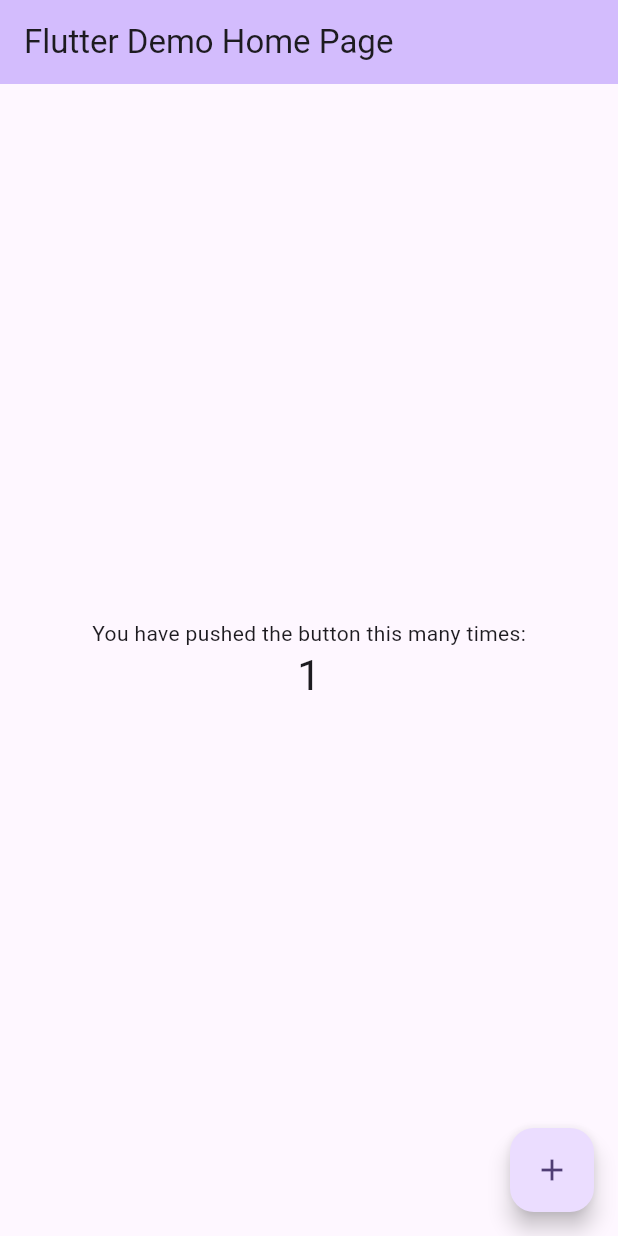
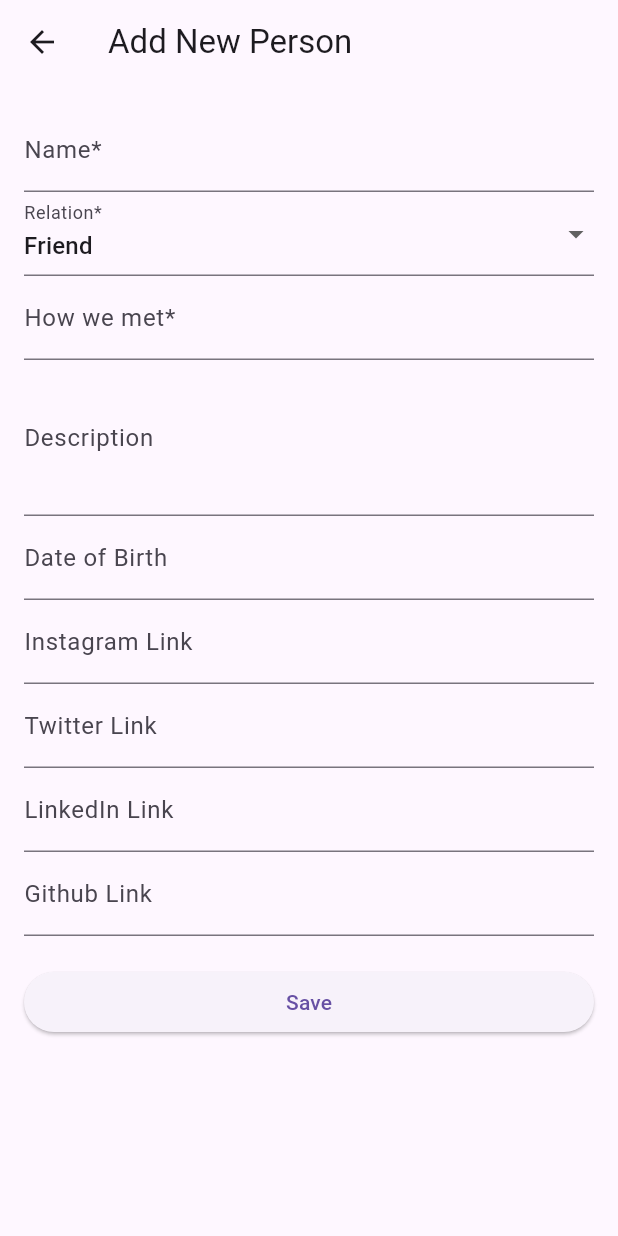
Before and after one commit to ParasPilkhwal/My-Network, a Flutter app: the screen it shows after launch, after a tap on the "add" icon, on a phone screen of 412 x 824 dp. Run offline on Flutter 3.47's test engine with Material 3 defaults, Android fonts, the phone set to English and light mode, and no system bars.

Commit message:
basic version

```diff
--- /dev/null
+++ b/lib/home_screen.dart
@@ -0,0 +1,90 @@
+import 'package:flutter/material.dart';
+import 'person.dart';
+import 'person_form_screen.dart';
+import 'person_detail_screen.dart';
+
+class HomeScreen extends StatefulWidget {
+  const HomeScreen({super.key});
+
+  @override
+  _HomeScreenState createState() => _HomeScreenState();
+}
+
+class _HomeScreenState extends State<HomeScreen> {
+  final List<Person> _people = [
+    Person(
+      name: 'Rohit Pandey',
+      relation: 'Friend',
+      howWeMet: 'school',
+      description: 'Hapsy dost',
+      dob: '21/05/1997',
+      instagram: 'https://www.instagram.com/noobiekode/',
+    ),
+    Person(
+      name: 'Himanshu Dubey',
+      relation: 'Friend',
+      howWeMet: 'Same hometown',
+      description: 'tech enthusiast',
+      dob: '14 May 2025',
+      instagram: 'https://www.instagram.com/writer_on_the_hillock/',
+    ),
+  ];
+
+  void _addPerson(Person person) {
+    setState(() {
+      _people.add(person);
+    });
+  }
+
+  void _updatePerson(int index, Person person) {
+    setState(() {
+      _people[index] = person;
+    });
+  }
+
+  @override
+  Widget build(BuildContext context) {
+    return Scaffold(
+      appBar: AppBar(
+        title: const Text('My Networks'),
+      ),
+      body: ListView.builder(
+        itemCount: _people.length,
+        itemBuilder: (context, index) {
+          final person = _people[index];
+          return Card(
+            margin: const EdgeInsets.symmetric(horizontal: 8.0, vertical: 4.0),
+            child: ListTile(
+              title: Text(person.name),
+              subtitle: Text('${person.relation} - ${person.howWeMet}'),
+              onTap: () {
+                Navigator.push(
+                  context,
+                  MaterialPageRoute(
+                    builder: (context) => PersonDetailScreen(
+                      person: person,
+                      index: index,
+                      onUpdate: _updatePerson,
+                    ),
+                  ),
+                );
+              },
+            ),
+          );
+        },
+      ),
+      floatingActionButton: FloatingActionButton(
+        onPressed: () {
+          Navigator.push(
+            context,
+            MaterialPageRoute(
+              builder: (context) => PersonFormScreen(onSave: _addPerson),
+            ),
+          );
+        },
+        tooltip: 'Add New Person',
+        child: const Icon(Icons.add),
+      ),
+    );
+  }
+}
--- a/lib/main.dart
+++ b/lib/main.dart
@@ -1,4 +1,5 @@
 import 'package:flutter/material.dart';
+import 'home_screen.dart';
 
 void main() {
   runApp(const MyApp());
@@ -7,116 +8,14 @@ void main() {
 class MyApp extends StatelessWidget {
   const MyApp({super.key});
 
-  // This widget is the root of your application.
   @override
   Widget build(BuildContext context) {
     return MaterialApp(
-      title: 'Flutter Demo',
+      title: 'My Network App',
       theme: ThemeData(
-        // This is the theme of your application.
-        //
-        // TRY THIS: Try running your application with "flutter run". You'll see
-        // the application has a purple toolbar. Then, without quitting the app,
-        // try changing the seedColor in the colorScheme below to Colors.green
-        // and then invoke "hot reload" (save your changes or press the "hot
-        // reload" button in a Flutter-supported IDE, or press "r" if you used
-        // the command line to start the app).
-        //
-        // Notice that the counter didn't reset back to zero; the application
-        // state is not lost during the reload. To reset the state, use hot
-        // restart instead.
-        //
-        // This works for code too, not just values: Most code changes can be
-        // tested with just a hot reload.
-        colorScheme: ColorScheme.fromSeed(seedColor: Colors.deepPurple),
+        primarySwatch: Colors.blue,
       ),
-      home: const MyHomePage(title: 'Flutter Demo Home Page'),
+      home: const HomeScreen(),
     );
   }
 }
-
-class MyHomePage extends StatefulWidget {
-  const MyHomePage({super.key, required this.title});
-
-  // This widget is the home page of your application. It is stateful, meaning
-  // that it has a State object (defined below) that contains fields that affect
-  // how it looks.
-
-  // This class is the configuration for the state. It holds the values (in this
-  // case the title) provided by the parent (in this case the App widget) and
-  // used by the build method of the State. Fields in a Widget subclass are
-  // always marked "final".
-
-  final String title;
-
-  @override
-  State<MyHomePage> createState() => _MyHomePageState();
-}
-
-class _MyHomePageState extends State<MyHomePage> {
-  int _counter = 0;
-
-  void _incrementCounter() {
-    setState(() {
-      // This call to setState tells the Flutter framework that something has
-      // changed in this State, which causes it to rerun the build method below
-      // so that the display can reflect the updated values. If we changed
-      // _counter without calling setState(), then the build method would not be
-      // called again, and so nothing would appear to happen.
-      _counter++;
-    });
-  }
-
-  @override
-  Widget build(BuildContext context) {
-    // This method is rerun every time setState is called, for instance as done
-    // by the _incrementCounter method above.
-    //
-    // The Flutter framework has been optimized to make rerunning build methods
-    // fast, so that you can just rebuild anything that needs updating rather
-    // than having to individually change instances of widgets.
-    return Scaffold(
-      appBar: AppBar(
-        // TRY THIS: Try changing the color here to a specific color (to
-        // Colors.amber, perhaps?) and trigger a hot reload to see the AppBar
-        // change color while the other colors stay the same.
-        backgroundColor: Theme.of(context).colorScheme.inversePrimary,
-        // Here we take the value from the MyHomePage object that was created by
-        // the App.build method, and use it to set our appbar title.
-        title: Text(widget.title),
-      ),
-      body: Center(
-        // Center is a layout widget. It takes a single child and positions it
-        // in the middle of the parent.
-        child: Column(
-          // Column is also a layout widget. It takes a list of children and
-          // arranges them vertically. By default, it sizes itself to fit its
-          // children horizontally, and tries to be as tall as its parent.
-          //
-          // Column has various properties to control how it sizes itself and
-          // how it positions its children. Here we use mainAxisAlignment to
-          // center the children vertically; the main axis here is the vertical
-          // axis because Columns are vertical (the cross axis would be
-          // horizontal).
-          //
-          // TRY THIS: Invoke "debug painting" (choose the "Toggle Debug Paint"
-          // action in the IDE, or press "p" in the console), to see the
-          // wireframe for each widget.
-          mainAxisAlignment: MainAxisAlignment.center,
-          children: <Widget>[
-            const Text('You have pushed the button this many times:'),
-            Text(
-              '$_counter',
-              style: Theme.of(context).textTheme.headlineMedium,
-            ),
-          ],
-        ),
-      ),
-      floatingActionButton: FloatingActionButton(
-        onPressed: _incrementCounter,
-        tooltip: 'Increment',
-        child: const Icon(Icons.add),
-      ), // This trailing comma makes auto-formatting nicer for build methods.
-    );
-  }
-}
--- /dev/null
+++ b/lib/person.dart
@@ -0,0 +1,24 @@
+
+class Person {
+  String name;
+  String relation;
+  String howWeMet;
+  String? description;
+  String? dob;
+  String? instagram;
+  String? twitter;
+  String? linkedin;
+  String? github;
+
+  Person({
+    required this.name,
+    required this.relation,
+    required this.howWeMet,
+    this.description,
+    this.dob,
+    this.instagram,
+    this.twitter,
+    this.linkedin,
+    this.github,
+  });
+}
--- /dev/null
+++ b/lib/person_detail_screen.dart
@@ -0,0 +1,106 @@
+import 'package:flutter/material.dart';
+import 'package:url_launcher/url_launcher.dart';
+import 'person.dart';
+import 'person_form_screen.dart';
+
+class PersonDetailScreen extends StatelessWidget {
+  final Person person;
+  final int index;
+  final Function(int, Person) onUpdate;
+
+  const PersonDetailScreen({
+    super.key,
+    required this.person,
+    required this.index,
+    required this.onUpdate,
+  });
+
+  void _launchURL(String url) async {
+    if (url.isNotEmpty) {
+      final uri = Uri.parse(url);
+      if (await canLaunchUrl(uri)) {
+        await launchUrl(uri);
+      } else {
+        // Could not launch the URL
+        print('Could not launch $url');
+      }
+    }
+  }
+
+  @override
+  Widget build(BuildContext context) {
+    return Scaffold(
+      appBar: AppBar(
+        title: Text(person.name),
+        actions: [
+          IconButton(
+            icon: const Icon(Icons.edit),
+            onPressed: () {
+              Navigator.push(
+                context,
+                MaterialPageRoute(
+                  builder: (context) => PersonFormScreen(
+                    onSave: (updatedPerson) => onUpdate(index, updatedPerson),
+                    person: person,
+                    index: index,
+                  ),
+                ),
+              );
+            },
+          ),
+        ],
+      ),
+      body: Padding(
+        padding: const EdgeInsets.all(16.0),
+        child: ListView(
+          children: [
+            _buildDetailRow('Relation:', person.relation),
+            _buildDetailRow('How we met:', person.howWeMet),
+            if (person.description != null && person.description!.isNotEmpty)
+              _buildDetailRow('Description:', person.description!),
+            if (person.dob != null && person.dob!.isNotEmpty)
+              _buildDetailRow('Date of Birth:', person.dob!),
+            const SizedBox(height: 20),
+            const Text('Social Media Links:', style: TextStyle(fontSize: 18, fontWeight: FontWeight.bold)),
+            const SizedBox(height: 10),
+            _buildSocialMediaIcons(),
+          ],
+        ),
+      ),
+    );
+  }
+
+  Widget _buildDetailRow(String label, String value) {
+    return Padding(
+      padding: const EdgeInsets.symmetric(vertical: 4.0),
+      child: Row(
+        crossAxisAlignment: CrossAxisAlignment.start,
+        children: [
+          Text('$label ', style: const TextStyle(fontWeight: FontWeight.bold)),
+          Expanded(child: Text(value)),
+        ],
+      ),
+    );
+  }
+
+  Widget _buildSocialMediaIcons() {
+    return Row(
+      children: [
+        _buildSocialIcon('Instagram', person.instagram, 'instagram.png'), // Replace with actual icons
+        _buildSocialIcon('Twitter', person.twitter, 'twitter.png'),       // Replace with actual icons
+        _buildSocialIcon('LinkedIn', person.linkedin, 'linkedin.png'),     // Replace with actual icons
+        _buildSocialIcon('Github', person.github, 'github.png'),         // Replace with actual icons
+      ],
+    );
+  }
+
+  Widget _buildSocialIcon(String platform, String? url, String iconAsset) {
+    final isLinkProvided = url != null && url.isNotEmpty;
+    return IconButton(
+      icon:
+          Icon(isLinkProvided ? Icons.link : Icons.link_off, color: isLinkProvided ? Colors.blue : Colors.grey),
+      onPressed: isLinkProvided ? () => _launchURL(url!) : null,
+      tooltip: isLinkProvided ? 'Open $platform' : '$platform link not provided',
+    );
+  }
+}
--- /dev/null
+++ b/lib/person_form_screen.dart
@@ -0,0 +1,174 @@
+import 'package:flutter/material.dart';
+import 'person.dart';
+
+class PersonFormScreen extends StatefulWidget {
+  final Function(Person) onSave;
+  final Person? person;
+  final int? index;
+
+  const PersonFormScreen({
+    super.key,
+    required this.onSave,
+    this.person,
+    this.index,
+  });
+
+  @override
+  _PersonFormScreenState createState() => _PersonFormScreenState();
+}
+
+class _PersonFormScreenState extends State<PersonFormScreen> {
+  final _formKey = GlobalKey<FormState>();
+  late TextEditingController _nameController;
+  late TextEditingController _howWeMetController;
+  late TextEditingController _descriptionController;
+  late TextEditingController _dobController;
+  late TextEditingController _instagramController;
+  late TextEditingController _twitterController;
+  late TextEditingController _linkedinController;
+  late TextEditingController _githubController;
+
+  String _selectedRelation = 'Friend';
+  final List<String> _relations = [
+    'Friend',
+    'Teacher',
+    'Student',
+    'Relative',
+    'Colleague',
+    'Other',
+  ];
+
+  @override
+  void initState() {
+    super.initState();
+    _nameController = TextEditingController(text: widget.person?.name);
+    _howWeMetController = TextEditingController(text: widget.person?.howWeMet);
+    _descriptionController = TextEditingController(text: widget.person?.description);
+    _dobController = TextEditingController(text: widget.person?.dob);
+    _instagramController = TextEditingController(text: widget.person?.instagram);
+    _twitterController = TextEditingController(text: widget.person?.twitter);
+    _linkedinController = TextEditingController(text: widget.person?.linkedin);
+    _githubController = TextEditingController(text: widget.person?.github);
+
+    if (widget.person != null) {
+      _selectedRelation = widget.person!.relation;
+    }
+  }
+
+  @override
+  void dispose() {
+    _nameController.dispose();
+    _howWeMetController.dispose();
+    _descriptionController.dispose();
+    _dobController.dispose();
+    _instagramController.dispose();
+    _twitterController.dispose();
+    _linkedinController.dispose();
+    _githubController.dispose();
+    super.dispose();
+  }
+
+  void _saveForm() {
+    if (_formKey.currentState!.validate()) {
+      final newPerson = Person(
+        name: _nameController.text,
+        relation: _selectedRelation,
+        howWeMet: _howWeMetController.text,
+        description: _descriptionController.text,
+        dob: _dobController.text,
+        instagram: _instagramController.text,
+        twitter: _twitterController.text,
+        linkedin: _linkedinController.text,
+        github: _githubController.text,
+      );
+      widget.onSave(newPerson);
+      Navigator.pop(context);
+    }
+  }
+
+  @override
+  Widget build(BuildContext context) {
+    return Scaffold(
+      appBar: AppBar(
+        title: Text(widget.person == null ? 'Add New Person' : 'Edit Person'),
+      ),
+      body: Padding(
+        padding: const EdgeInsets.all(16.0),
+        child: Form(
+          key: _formKey,
+          child: ListView(
+            children: [
+              TextFormField(
+                controller: _nameController,
+                decoration: const InputDecoration(labelText: 'Name*'),
+                validator: (value) {
+                  if (value == null || value.isEmpty) {
+                    return 'Please enter a name';
+                  }
+                  return null;
+                },
+              ),
+              DropdownButtonFormField<String>(
+                value: _selectedRelation,
+                decoration: const InputDecoration(labelText: 'Relation*'),
+                items: _relations.map((String relation) {
+                  return DropdownMenuItem<String>(
+                    value: relation,
+                    child: Text(relation),
+                  );
+                }).toList(),
+                onChanged: (String? newValue) {
+                  if (newValue != null) {
+                    setState(() {
+                      _selectedRelation = newValue;
+                    });
+                  }
+                },
+              ),
+              TextFormField(
+                controller: _howWeMetController,
+                decoration: const InputDecoration(labelText: 'How we met*'),
+                validator: (value) {
+                  if (value == null || value.isEmpty) {
+                    return 'Please describe how you met';
+                  }
+                  return null;
+                },
+              ),
+              TextFormField(
+                controller: _descriptionController,
+                decoration: const InputDecoration(labelText: 'Description'),
+                maxLines: 3,
+              ),
+              TextFormField(
+                controller: _dobController,
+                decoration: const InputDecoration(labelText: 'Date of Birth'),
+              ),
+              TextFormField(
+                controller: _instagramController,
+                decoration: const InputDecoration(labelText: 'Instagram Link'),
+              ),
+              TextFormField(
+                controller: _twitterController,
+                decoration: const InputDecoration(labelText: 'Twitter Link'),
+              ),
+              TextFormField(
+                controller: _linkedinController,
+                decoration: const InputDecoration(labelText: 'LinkedIn Link'),
+              ),
+              TextFormField(
+                controller: _githubController,
+                decoration: const InputDecoration(labelText: 'Github Link'),
+              ),
+              const SizedBox(height: 20),
+              ElevatedButton(
+                onPressed: _saveForm,
+                child: const Text('Save'),
+              ),
+            ],
+          ),
+        ),
+      ),
+    );
+  }
+}
--- a/pubspec.yaml
+++ b/pubspec.yaml
@@ -34,6 +34,7 @@ dependencies:
   # The following adds the Cupertino Icons font to your application.
   # Use with the CupertinoIcons class for iOS style icons.
   cupertino_icons: ^1.0.8
+  url_launcher: ^6.3.2
 
 dev_dependencies:
   flutter_test:
```
Also changed, not shown: pubspec.lock.
